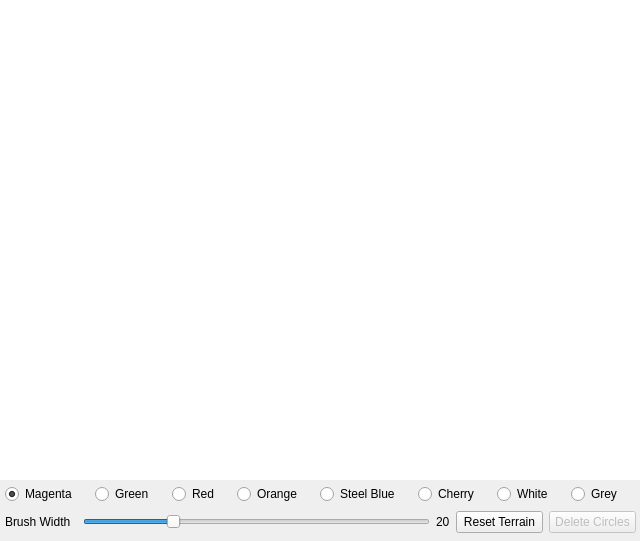
Old version of the form Example 3/mainwindow.ui in the repository romaztek/clipper_test_qt.
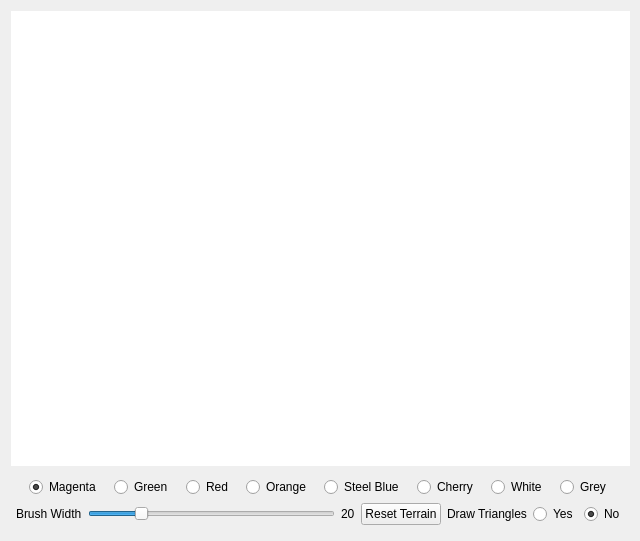
New version of the form.

The edit to the form file:
```diff
--- a/Example 3/mainwindow.ui
+++ b/Example 3/mainwindow.ui
@@ -10,21 +10,42 @@
     <height>541</height>
    </rect>
   </property>
+  <property name="sizePolicy">
+   <sizepolicy hsizetype="Minimum" vsizetype="Minimum">
+    <horstretch>0</horstretch>
+    <verstretch>0</verstretch>
+   </sizepolicy>
+  </property>
   <property name="windowTitle">
    <string>Clipper Example №3</string>
   </property>
   <widget class="QWidget" name="centralWidget">
-   <widget class="QGraphicsView" name="graphicsView">
+   <property name="sizePolicy">
+    <sizepolicy hsizetype="MinimumExpanding" vsizetype="MinimumExpanding">
+     <horstretch>0</horstretch>
+     <verstretch>0</verstretch>
+    </sizepolicy>
+   </property>
+   <property name="contextMenuPolicy">
+    <enum>Qt::NoContextMenu</enum>
+   </property>
+   <property name="autoFillBackground">
+    <bool>true</bool>
+   </property>
+   <widget class="QWidget" name="layoutWidget">
     <property name="geometry">
      <rect>
       <x>0</x>
       <y>0</y>
-      <width>640</width>
-      <height>480</height>
+      <width>641</width>
+      <height>541</height>
      </rect>
     </property>
+    <layout class="QVBoxLayout" name="verticalLayout">
+     <item>
+      <widget class="QGraphicsView" name="graphicsView">
     <property name="sizePolicy">
-     <sizepolicy hsizetype="Maximum" vsizetype="Maximum">
+        <sizepolicy hsizetype="Preferred" vsizetype="Expanding">
       <horstretch>0</horstretch>
       <verstretch>0</verstretch>
      </sizepolicy>
@@ -45,15 +66,8 @@
      <enum>Qt::ScrollBarAlwaysOff</enum>
     </property>
    </widget>
-   <widget class="QWidget" name="layoutWidget">
-    <property name="geometry">
-     <rect>
-      <x>0</x>
-      <y>478</y>
-      <width>641</width>
-      <height>61</height>
-     </rect>
-    </property>
+     </item>
+     <item>
     <layout class="QGridLayout" name="gridLayout">
      <property name="leftMargin">
       <number>5</number>
@@ -67,23 +81,6 @@
      <property name="bottomMargin">
       <number>5</number>
      </property>
-     <item row="1" column="7">
-      <widget class="QPushButton" name="resetButton">
-       <property name="text">
-        <string>Reset Terrain</string>
-       </property>
-      </widget>
-     </item>
-     <item row="1" column="8">
-      <widget class="QPushButton" name="deleteCirclesButton">
-       <property name="enabled">
-        <bool>false</bool>
-       </property>
-       <property name="text">
-        <string>Delete Circles</string>
-       </property>
-      </widget>
-     </item>
      <item row="1" column="0">
       <widget class="QLabel" name="label">
        <property name="sizePolicy">
@@ -97,29 +94,6 @@
        </property>
       </widget>
      </item>
-     <item row="1" column="2" colspan="4">
-      <layout class="QHBoxLayout" name="horizontalLayout">
-       <item>
-        <widget class="QSlider" name="horizontalSlider">
-         <property name="minimum">
-          <number>8</number>
-         </property>
-         <property name="maximum">
-          <number>40</number>
-         </property>
-         <property name="value">
-          <number>16</number>
-         </property>
-         <property name="sliderPosition">
-          <number>16</number>
-         </property>
-         <property name="orientation">
-          <enum>Qt::Horizontal</enum>
-         </property>
-        </widget>
-       </item>
-      </layout>
-     </item>
      <item row="1" column="6">
       <widget class="QLabel" name="width_label">
        <property name="sizePolicy">
@@ -131,9 +105,17 @@
        <property name="text">
         <string>20</string>
        </property>
-      </widget>
-     </item>
-     <item row="0" column="0">
+         <property name="wordWrap">
+          <bool>false</bool>
+         </property>
+        </widget>
+       </item>
+       <item row="0" column="0" colspan="11">
+        <layout class="QHBoxLayout" name="horizontalLayout_2">
+         <property name="spacing">
+          <number>0</number>
+         </property>
+         <item>
       <widget class="QRadioButton" name="radioButtonMagenta">
        <property name="sizePolicy">
         <sizepolicy hsizetype="Maximum" vsizetype="Fixed">
@@ -152,8 +134,6 @@
        </attribute>
       </widget>
      </item>
-     <item row="0" column="2" colspan="7">
-      <layout class="QHBoxLayout" name="horizontalLayout_2">
        <item>
         <widget class="QRadioButton" name="radioButtonGreen">
          <property name="sizePolicy">
@@ -268,9 +248,87 @@
           <string>Grey</string>
          </property>
          <attribute name="buttonGroup">
-          <string notr="true">buttonGroup</string>
-         </attribute>
-        </widget>
+            <string notr="true">ColorGroup</string>
+           </attribute>
+          </widget>
+         </item>
+        </layout>
+       </item>
+       <item row="1" column="7" colspan="4">
+        <layout class="QHBoxLayout" name="horizontalLayout_3">
+         <item>
+          <widget class="QPushButton" name="resetButton">
+           <property name="text">
+            <string>Reset Terrain</string>
+           </property>
+          </widget>
+         </item>
+         <item>
+          <widget class="QLabel" name="label_2">
+           <property name="text">
+            <string>Draw Triangles</string>
+           </property>
+          </widget>
+         </item>
+         <item>
+          <widget class="QRadioButton" name="radioButton">
+           <property name="text">
+            <string>Yes</string>
+           </property>
+           <property name="checked">
+            <bool>false</bool>
+           </property>
+           <attribute name="buttonGroup">
+            <string notr="true">DrawTrianglesGroup</string>
+           </attribute>
+          </widget>
+         </item>
+         <item>
+          <widget class="QRadioButton" name="radioButton_2">
+           <property name="text">
+            <string>No</string>
+           </property>
+           <property name="checked">
+            <bool>true</bool>
+           </property>
+           <property name="autoExclusive">
+            <bool>false</bool>
+           </property>
+           <attribute name="buttonGroup">
+            <string notr="true">DrawTrianglesGroup</string>
+           </attribute>
+          </widget>
+         </item>
+        </layout>
+       </item>
+       <item row="1" column="1" colspan="5">
+        <layout class="QHBoxLayout" name="horizontalLayout">
+         <item>
+          <widget class="QSlider" name="horizontalSlider">
+           <property name="styleSheet">
+            <string notr="true"/>
+           </property>
+           <property name="minimum">
+            <number>10</number>
+           </property>
+           <property name="maximum">
+            <number>40</number>
+           </property>
+           <property name="value">
+            <number>16</number>
+           </property>
+           <property name="sliderPosition">
+            <number>16</number>
+           </property>
+           <property name="orientation">
+            <enum>Qt::Horizontal</enum>
+           </property>
+           <property name="tickPosition">
+            <enum>QSlider::NoTicks</enum>
+           </property>
+          </widget>
+         </item>
+        </layout>
        </item>
       </layout>
      </item>
```
Left out of the diff: 20 changed lines with no effect on the pictures. Lines whose indentation alone changed are shown as unchanged.
